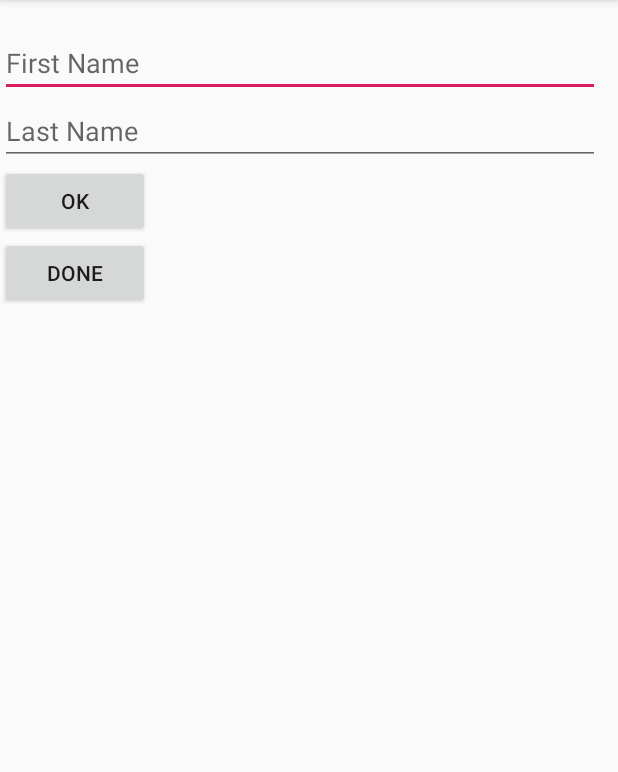
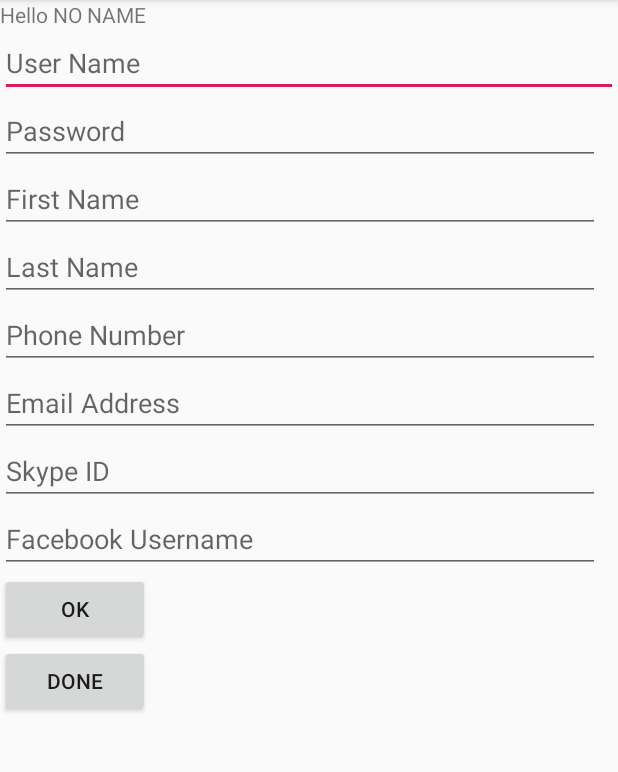
Before and after one commit to adamnoel-MAC/Week2Day1HWDataPersistence, an Android app: the UserProfileEntry screen opened directly, with no data from a screen before it, on a phone screen of 412 x 824 dp, the part 84-856 px from its top. Run offline under Robolectric (Android 15) with nearby library versions, the phone set to English and light mode, and no system bars.

Commit message:
TODO: Complete Data Entry Screen

```diff
--- a/app/src/main/java/com/mobileapps/week2day1hw_datapersistence/UserProfileEntry.java
+++ b/app/src/main/java/com/mobileapps/week2day1hw_datapersistence/UserProfileEntry.java
@@ -1,8 +1,11 @@
 package com.mobileapps.week2day1hw_datapersistence;
 
+import android.content.Context;
 import android.content.Intent;
+import android.content.SharedPreferences;
 import android.support.v7.app.AppCompatActivity;
 import android.os.Bundle;
+import android.util.Log;
 import android.view.View;
 import android.widget.EditText;
 import android.widget.TextView;
@@ -10,6 +13,7 @@ import android.widget.TextView;
 import static com.mobileapps.week2day1hw_datapersistence.Constants.DATABASE_VERSION;
 import static com.mobileapps.week2day1hw_datapersistence.Constants.DATABSE_NAME;
 import static com.mobileapps.week2day1hw_datapersistence.Constants.PASSWORD;
+import static com.mobileapps.week2day1hw_datapersistence.Constants.SHARE_PREF_LOCATION;
 import static com.mobileapps.week2day1hw_datapersistence.Constants.TABLE_NAME;
 import static com.mobileapps.week2day1hw_datapersistence.Constants.USER_NAME;
 import static com.mobileapps.week2day1hw_datapersistence.Constants.USER_NAME_KEY;
@@ -22,6 +26,7 @@ public class UserProfileEntry extends AppCompatActivity {
 
     TextView tvDisplayStatus;
 
+    SharedPreferences sharedPreferences;
     MySQLLiteHelper mySqlLiteHelper;
 
     @Override
@@ -32,6 +37,13 @@ public class UserProfileEntry extends AppCompatActivity {
         tvDisplayStatus = findViewById(R.id.tvDisplayStatus);
         etFirstName = findViewById(R.id.etFirstName);
         etPassword = findViewById(R.id.etLastName);
+
+        sharedPreferences = getSharedPreferences(SHARE_PREF_LOCATION, Context.MODE_PRIVATE);
+
+        mySqlLiteHelper = new MySQLLiteHelper(this,null );
+
+        String message = "Hello " + sharedPreferences.getString(USER_NAME_KEY, "NO NAME");
+        tvDisplayStatus.setText(message);
     }
 
     public void onButtonClick(View view) {
@@ -40,6 +52,7 @@ public class UserProfileEntry extends AppCompatActivity {
                 if (!etFirstName.getText().toString().isEmpty()) {
                     String userName = etFirstName.getText().toString();
                     String password = etPassword.getText().toString();
+                    Log.d("TAG", "onButtonClick: UserName, Password: " + userName + ", " + password);
                     if (mySqlLiteHelper.insertContact(userName, password)){
                         tvDisplayStatus.setText("DATA SAVED");
                     } else {
--- a/app/src/main/res/layout/activity_user_profile_entry.xml
+++ b/app/src/main/res/layout/activity_user_profile_entry.xml
@@ -15,17 +15,57 @@
         android:layout_height="wrap_content" />
 
     <EditText
+        android:id="@+id/etUserName"
+        android:layout_width="match_parent"
+        android:layout_height="wrap_content"
+        android:hint="@string/user_name"/>
+
+    <EditText
+        android:id="@+id/etPassword"
+        android:inputType="text"
+        android:hint="@string/password"
+        android:layout_width="400dp"
+        android:layout_height="wrap_content" />
+
+    <EditText
         android:id="@+id/etFirstName"
         android:inputType="text"
         android:hint="@string/first_name"
         android:layout_width="400dp"
         android:layout_height="wrap_content" />
 
-
     <EditText
         android:id="@+id/etLastName"
         android:inputType="text"
         android:hint="@string/last_name"
+        android:layout_width="400dp"
+        android:layout_height="wrap_content" />
+
+    <EditText
+        android:id="@+id/etPhoneNumber"
+        android:inputType="text"
+        android:hint="@string/phone_number"
+        android:layout_width="400dp"
+        android:layout_height="wrap_content" />
+
+    <EditText
+        android:id="@+id/etEmailAddress"
+        android:inputType="text"
+        android:hint="@string/email_address"
+        android:layout_width="400dp"
+        android:layout_height="wrap_content" />
+
+    <EditText
+        android:id="@+id/etSkypeID"
+        android:inputType="text"
+        android:hint="@string/skype_id"
+        android:layout_width="400dp"
+        android:layout_height="wrap_content" />
+
+    <EditText
+        android:id="@+id/etFBUserName"
+        android:inputType="text"
+        android:hint="Facebook Username"
         android:layout_width="400dp"
         android:layout_height="wrap_content" />
 
--- a/app/src/main/res/values/strings.xml
+++ b/app/src/main/res/values/strings.xml
@@ -11,4 +11,8 @@
     <string name="ok">OK</string>
     <string name="done">Done</string>
     <string name="enter_new_user">ENTER NEW USER</string>
+    <string name="phone_number">Phone Number</string>
+    <string name="email_address">Email Address</string>
+    <string name="skype_id">Skype ID</string>
+    <string name="password">Password</string>
 </resources>
```
